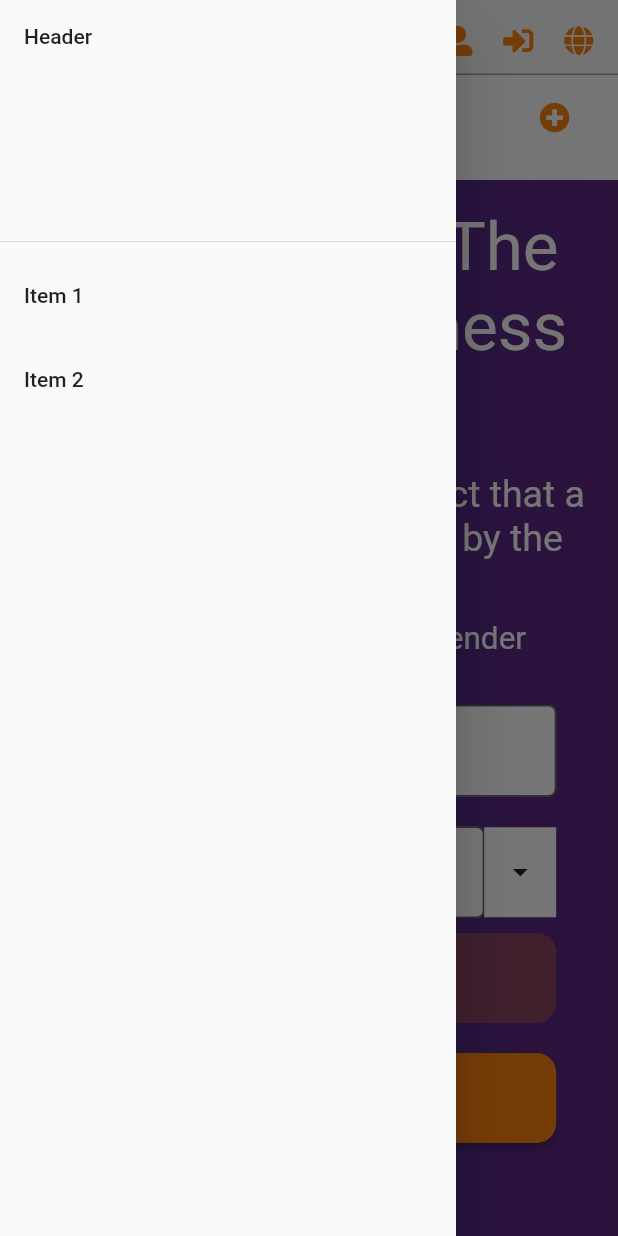
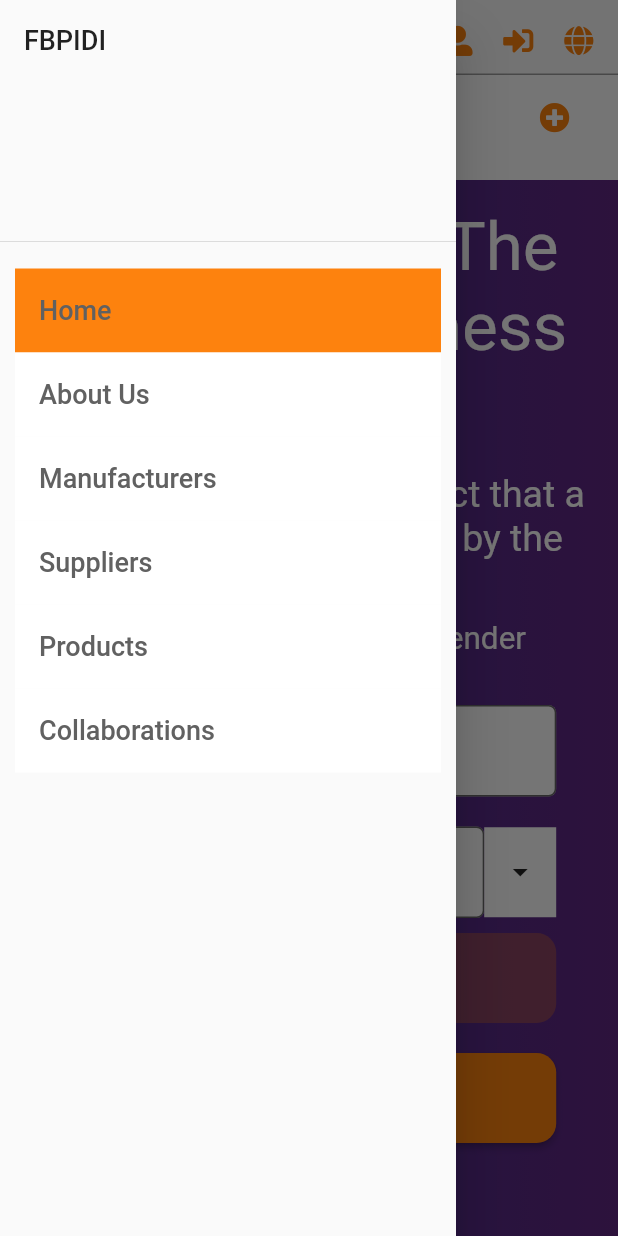
Before and after one commit to BekaHaile/fbpidi, a Flutter app: the screen it shows after launch, with the side drawer open, on a phone screen of 412 x 824 dp. Run offline on Flutter 3.47's test engine with Material 2 defaults, Android fonts, the phone set to English and light mode, and no system bars; our stand-ins replace font_awesome_flutter.

Commit message:
Drawer added

```diff
--- /dev/null
+++ b/lib/widgets/components/fbpidi_drawer.dart
@@ -0,0 +1,136 @@
+import 'package:flutter/material.dart';
+
+class FbpidiDrawer extends StatefulWidget {
+  @override
+  _FbpidiDrawerState createState() => _FbpidiDrawerState();
+}
+
+class _FbpidiDrawerState extends State<FbpidiDrawer> {
+  static final List<String> _listViewData = [
+    "Home",
+    "About Us",
+    "Manufacturers",
+    "Suppliers",
+    "Products",
+    "Collaborations",
+  ];
+  int _currentSelected = 0;
+  @override
+  Widget build(BuildContext context) {
+    return ListView(
+      // Important: Remove any padding from the ListView.
+      padding: EdgeInsets.zero,
+      children: <Widget>[
+        DrawerHeader(
+          child: Text(
+            'FBPIDI',
+            style: TextStyle(fontSize: 18),
+          ),
+        ),
+        Container(
+          height: 400,
+          child: ListView.builder(
+            padding: EdgeInsets.all(10.0),
+            itemCount: _listViewData.length,
+            itemBuilder: (context, index) {
+              return Container(
+                color: _currentSelected == index
+                    ? Theme.of(context).highlightColor
+                    : Colors.white,
+                child: ListTile(
+                  title: Text(
+                    _listViewData[index],
+                    style: TextStyle(color: Colors.grey[700], fontSize: 18),
+                  ),
+                  onTap: () {
+                    setState(() {
+                      _currentSelected = index;
+                    });
+                  },
+                ),
+              );
+            },
+          ),
+        ),
+        //     Container(
+        //       color: _currentSelected == index ? Colors.deepPurple : Colors.white,
+        //       child: ListTile(
+        //         selectedTileColor: Theme.of(context).highlightColor,
+        //         title: Text(
+        //           'Home',
+        //           style: TextStyle(fontSize: 18),
+        //         ),
+        //         onTap: () {
+        //           changeColor(0);
+        //         },
+        //       ),
+        //     ),
+        //     Container(
+        //       color: _currentSelected == index ? Colors.deepPurple : Colors.white,
+        //       child: ListTile(
+        //         selectedTileColor: Theme.of(context).highlightColor,
+        //         title: Text(
+        //           'About Us',
+        //           style: TextStyle(fontSize: 18),
+        //         ),
+        //         onTap: () {
+        //           // changeColor(1);
+        //         },
+        //       ),
+        //     ),
+        //     Container(
+        //       color: _currentSelected == index ? Colors.deepPurple : Colors.white,
+        //       child: ListTile(
+        //         selectedTileColor: Theme.of(context).highlightColor,
+        //         title: Text(
+        //           'Manufacturers',
+        //           style: TextStyle(fontSize: 18),
+        //         ),
+        //         onTap: () {
+        //           changeColor(2);
+        //         },
+        //       ),
+        //     ),
+        //     Container(
+        //       color: _currentSelected == index ? Colors.deepPurple : Colors.white,
+        //       child: ListTile(
+        //         selectedTileColor: Theme.of(context).highlightColor,
+        //         title: Text(
+        //           'Suppliers',
+        //           style: TextStyle(fontSize: 18),
+        //         ),
+        //         onTap: () {
+        //           changeColor(3);
+        //         },
+        //       ),
+        //     ),
+        //     Container(
+        //       color: _currentSelected == index ? Colors.deepPurple : Colors.white,
+        //       child: ListTile(
+        //         selectedTileColor: Theme.of(context).highlightColor,
+        //         title: Text(
+        //           'Products',
+        //           style: TextStyle(fontSize: 18),
+        //         ),
+        //         onTap: () {
+        //           changeColor(4);
+        //         },
+        //       ),
+        //     ),
+        //     Container(
+        //       color: _currentSelected == index ? Colors.deepPurple : Colors.white,
+        //       child: ListTile(
+        //         selectedTileColor: Theme.of(context).highlightColor,
+        //         title: Text(
+        //           'Collaborations',
+        //           style: TextStyle(fontSize: 18),
+        //         ),
+        //         onTap: () {
+        //           changeColor(5);
+        //         },
+        //       ),
+        //     ),
+      ],
+    );
+  }
+}
--- a/lib/widgets/screens/home_page.dart
+++ b/lib/widgets/screens/home_page.dart
@@ -1,4 +1,5 @@
 import 'package:fbpidi/widgets/components/fbpidi_button.dart';
+import 'package:fbpidi/widgets/components/fbpidi_drawer.dart';
 import 'package:flutter/material.dart';
 import 'package:font_awesome_flutter/font_awesome_flutter.dart';
 
@@ -24,31 +25,7 @@ class _HomePageState extends State<HomePage> {
   @override
   Widget build(BuildContext context) {
     return Scaffold(
-      drawer: Drawer(
-        child: ListView(
-          // Important: Remove any padding from the ListView.
-          padding: EdgeInsets.zero,
-          children: <Widget>[
-            DrawerHeader(
-              child: Text('Header'),
-            ),
-            ListTile(
-              title: Text('Item 1'),
-              onTap: () {
-                // Update the state of the app.
-                // ...
-              },
-            ),
-            ListTile(
-              title: Text('Item 2'),
-              onTap: () {
-                // Update the state of the app.
-                // ...
-              },
-            ),
-          ],
-        ),
-      ),
+      drawer: Drawer(child: FbpidiDrawer()),
       body: SafeArea(
         child: CustomScrollView(slivers: <Widget>[
           SliverFixedExtentList(
```
